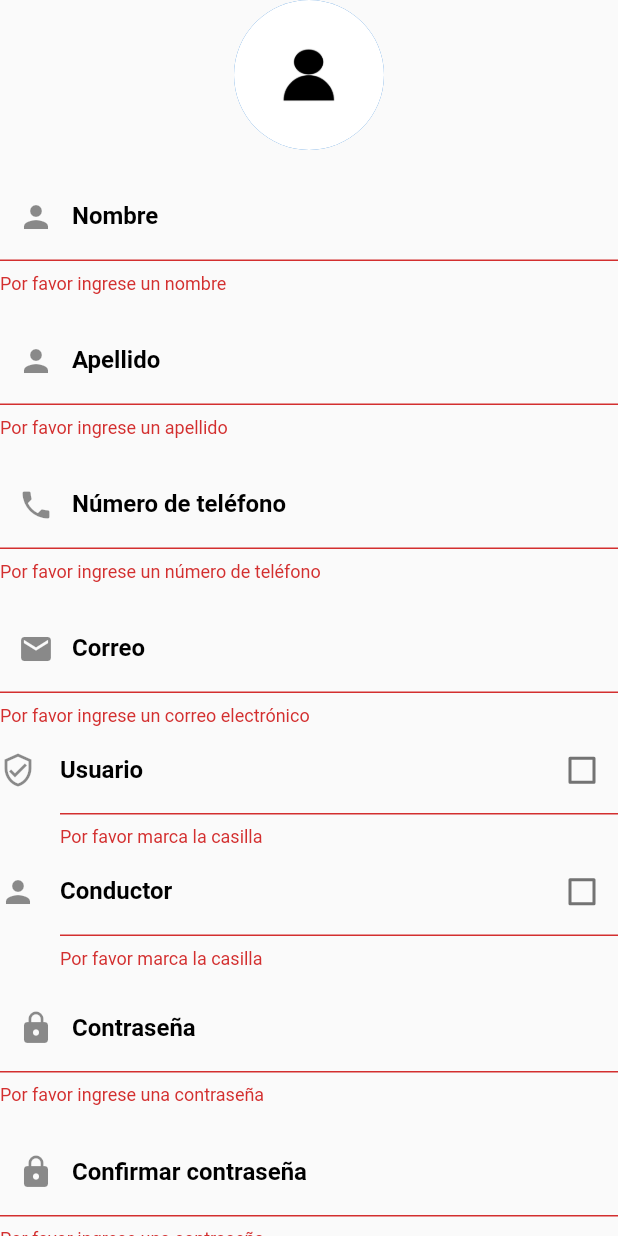
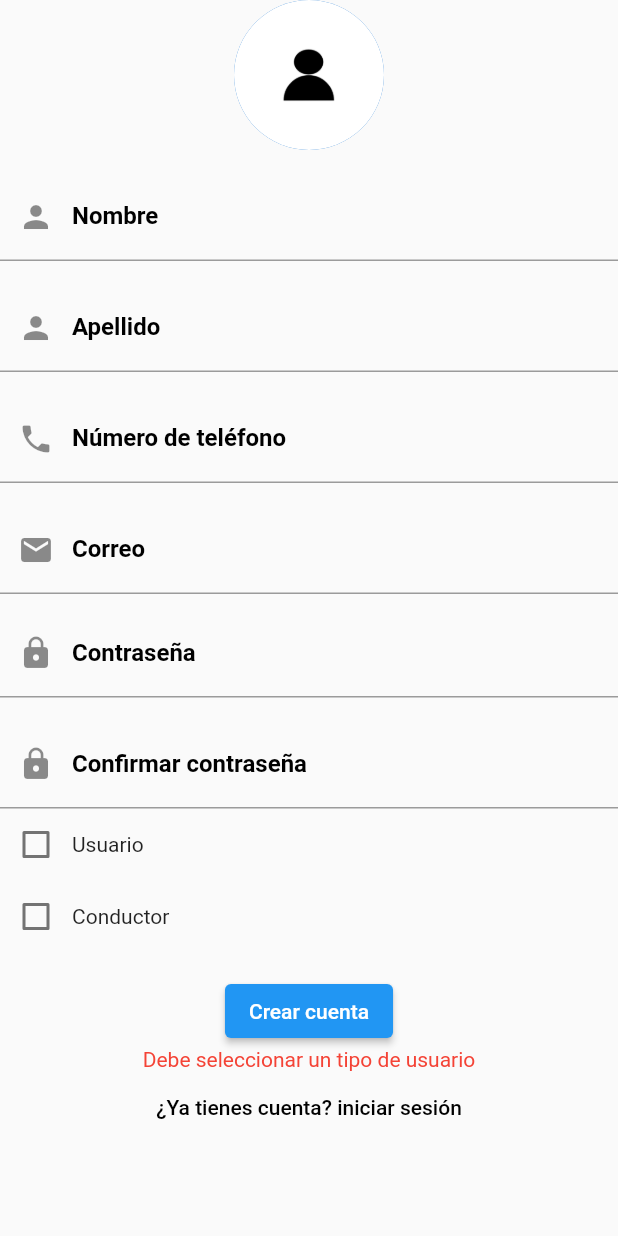
Before and after one commit to Jean-Parra/proyecto-integrador-3, a Flutter app: the SignupPage screen opened directly, after a tap on "Crear cuenta", on a phone screen of 412 x 824 dp. Run offline on Flutter 3.47's test engine with Material 2 defaults, Android fonts, the phone set to English and light mode, and no system bars; our stand-ins replace geocoding, geolocator, google_maps_flutter, location; missing offline and left inert: google_maps_webservice, mongo_dart, polyline_do.

Commit message:
Update signup_form.dart

```diff
--- a/lib/signup_form.dart
+++ b/lib/signup_form.dart
@@ -1,7 +1,6 @@
 // ignore_for_file: use_build_context_synchronously, library_private_types_in_public_api, unused_field, unrelated_type_equality_checks, avoid_print
 
 import 'package:flutter/material.dart';
-import 'package:google_maps_webservice/directions.dart';
 import 'package:proyecto_integrador_3/database/mongo.dart';
 import 'package:proyecto_integrador_3/home.dart';
 import 'package:proyecto_integrador_3/login_form.dart';
@@ -145,66 +144,6 @@ class _SignupPageState extends State<SignupPage> {
                 onChanged: (value) => {_data['correo'] = value},
                 style: const TextStyle(color: Colors.black),
               ),
-              TextFormField(
-                enabled: true,
-                controller: _usuario,
-                validator: (input) {
-                  if (input!.isEmpty && !_isCheckedusuario) {
-                    return 'Por favor marca la casilla';
-                  }
-                  return null;
-                },
-                decoration: InputDecoration(
-                  icon: Icon(Icons.verified_user_outlined),
-                  labelText: "Usuario",
-                  labelStyle: TextStyle(
-                      color: Colors.black, fontWeight: FontWeight.bold),
-                  focusedBorder: UnderlineInputBorder(
-                    borderSide: BorderSide(color: Colors.black),
-                  ),
-                  suffixIcon: Checkbox(
-                    value: _isCheckedusuario,
-                    onChanged: (value) {
-                      setState(() {
-                        _isCheckedusuario = value!;
-                        _isCheckedconductor = false;
-                      });
-                    },
-                  ),
-                ),
-                onChanged: (value) => {_data['usuario'] = value},
-                style: const TextStyle(color: Colors.black),
-              ),
-              TextFormField(
-                enabled: true,
-                controller: _conductor,
-                validator: (input) {
-                  if (input!.isEmpty && !_isCheckedconductor) {
-                    return 'Por favor marca la casilla';
-                  }
-                  return null;
-                },
-                decoration: InputDecoration(
-                  icon: Icon(Icons.person),
-                  labelText: "Conductor",
-                  labelStyle: TextStyle(
-                      color: Colors.black, fontWeight: FontWeight.bold),
-                  focusedBorder: UnderlineInputBorder(
-                    borderSide: BorderSide(color: Colors.black),
-                  ),
-                  suffixIcon: Checkbox(
-                    value: _isCheckedconductor,
-                    onChanged: (value) {
-                      setState(() {
-                        _isCheckedconductor = value!;
-                        _isCheckedusuario = false;
-                      });
-                    },
-                  ),
-                ),
-                onChanged: (value) => {_data['conductor'] = value},
-                style: const TextStyle(color: Colors.black),
-              ),
               const SizedBox(
                 height: 10,
               ),
@@ -259,6 +198,44 @@ class _SignupPageState extends State<SignupPage> {
                 obscureText: true,
                 style: const TextStyle(color: Colors.black),
               ),
+              Column(
+                children: [
+                  Row(
+                    children: [
+                      Checkbox(
+                        value: _isCheckedusuario,
+                        onChanged: (value) {
+                          setState(() {
+                            _isCheckedusuario = value!;
+                            if (_isCheckedusuario == true) {
+                              _data["tipo"] = "usuario";
+                              _isCheckedconductor = false;
+                            }
+                          });
+                        },
+                      ),
+                      const Text("Usuario"),
+                    ],
+                  ),
+                  Row(
+                    children: [
+                      Checkbox(
+                        value: _isCheckedconductor,
+                        onChanged: (value) {
+                          setState(() {
+                            _isCheckedconductor = value!;
+                            if (_isCheckedconductor == true) {
+                              _data["tipo"] = "conductor";
+                              _isCheckedusuario = false;
+                            }
+                          });
+                        },
+                      ),
+                      const Text("Conductor"),
+                    ],
+                  )
+                ],
+              ),
               const SizedBox(
                 height: 15,
               ),
@@ -295,11 +272,17 @@ class _SignupPageState extends State<SignupPage> {
   }
 
   Future<void> _submit() async {
+    if (_isCheckedconductor == false && _isCheckedusuario == false) {
+      setState(() {
+        _errorMessage = "Debe seleccionar un tipo de usuario";
+      });
+      return;
+    }
     if (_formKey.currentState!.validate()) {
-      _formKey.currentState!.save();
       setState(() {
         _isLoading = true;
       });
+      _formKey.currentState!.save();
       try {
         await mongoDB.connect();
         await mongoDB.insert('usuarios', _data);
```
